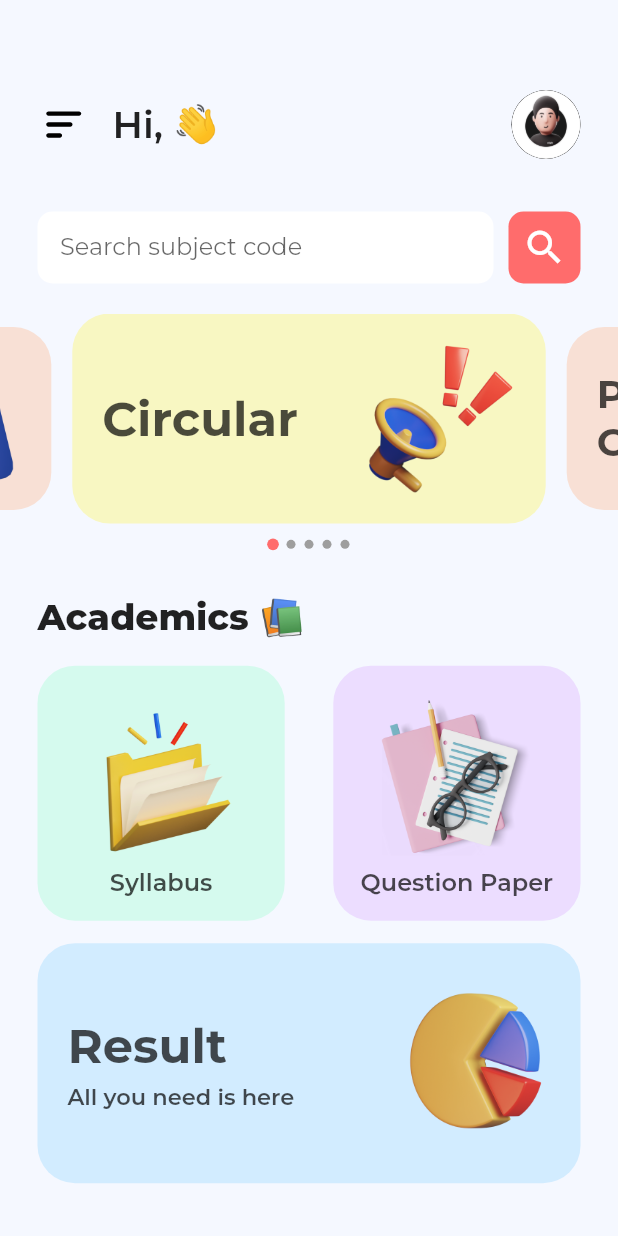
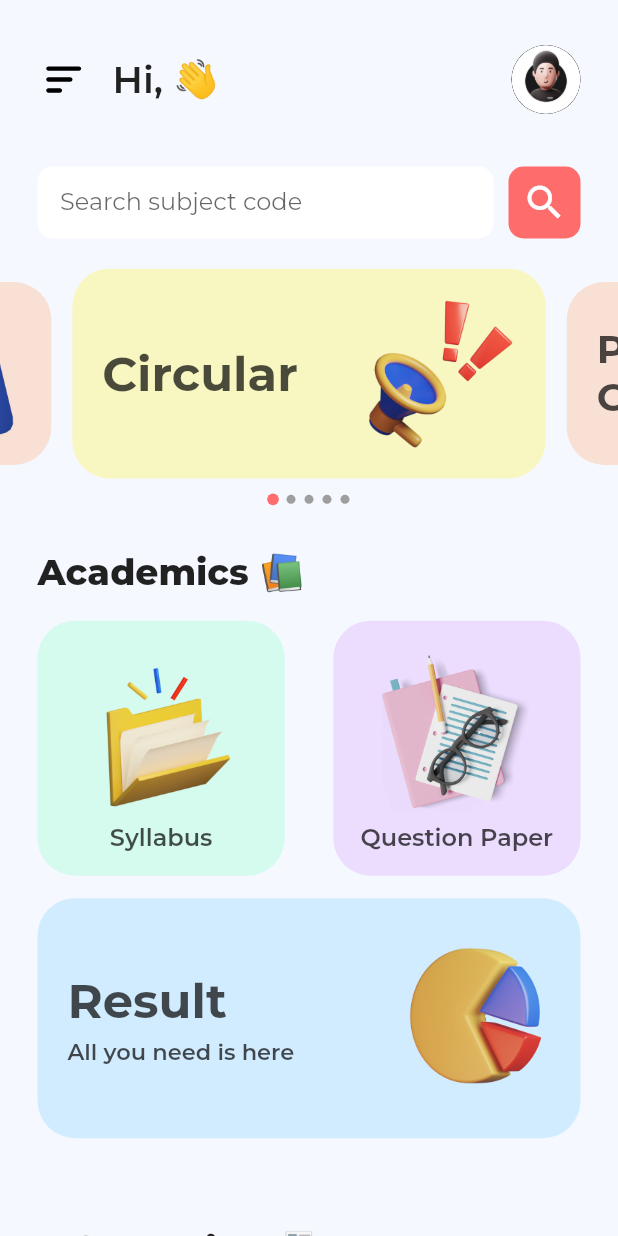
Before and after one commit to ArthVhanesa/gtu-app, a Flutter app: the HomeScreen screen opened directly, on a phone screen of 412 x 824 dp. Run offline on Flutter 3.47's test engine with Material 2 defaults, Android fonts, the phone set to English and light mode, and no system bars; drawn by our look-alikes of auto_size_text, carousel_slider, smooth_page_indicator; our stand-ins replace firebase_auth, firebase_core, flutter_svg, flutter_zoom_drawer, fluttertoast, get and 8 more; missing offline and left inert: flutter_custom_tabs, flutter_pdfview; accounts and stored records are empty.

```diff
--- a/lib/screens/homeScreen.dart
+++ b/lib/screens/homeScreen.dart
@@ -41,9 +41,9 @@ class _HomeScreenState extends State<HomeScreen> {
             child: Column(
               children: [
                 const SizedBox(
-                  height: 60,
+                  height: 30,
                 ),
-                // row for Avatar and hello name
+                // row for Avatar, hamburger and 'hi, name'
                 Row(
                   children: [
                     InkWell(
@@ -68,14 +68,19 @@ class _HomeScreenState extends State<HomeScreen> {
                             maxLines: 1,
                           )),
                     ),
-                    InkWell(
-                      onTap: () {
-                        Get.to(const ProfileScreen());
-                      },
-                      child: CircleAvatar(
-                        radius: 23,
-                        backgroundImage: const AssetImage(profileIconImg),
-                        backgroundColor: _colors.blackColor,
+                    CircleAvatar(
+                      radius: 23,
+                      backgroundImage: const AssetImage(profileIconImg),
+                      backgroundColor: _colors.blackColor,
+                      child: Material(
+                        shape: const CircleBorder(),
+                        clipBehavior: Clip.hardEdge,
+                        color: Colors.transparent,
+                        child: InkWell(
+                          onTap: () {
+                            Get.to(const ProfileScreen());
+                          },
+                        ),
                       ),
                     ),
                   ],
--- a/pubspec.yaml
+++ b/pubspec.yaml
@@ -52,6 +52,7 @@ dependencies:
   loading_indicator: ^3.1.0
   flutter_zoom_drawer: ^3.0.3
   flutter_pdfview: ^1.2.2
+  fluttertoast: ^8.0.9
   firebase_core: ^1.20.0
   firebase_auth: ^3.5.0
   google_sign_in: ^5.4.0
```
Also changed, not shown: lib/pdf_viewer.dart (+13 -1 lines), lib/screens/drawerScreen.dart (+12 -2 lines), pubspec.lock.
